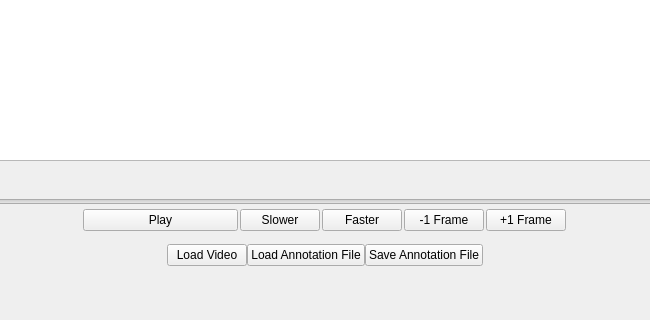
First picture: the form in FishGUI/mainwindow.ui, repository cvisionai/Tator-Native, before the edit; both pictures show x 274 to 924 and y 365 to 685 of the 1012 by 685 pixel window.
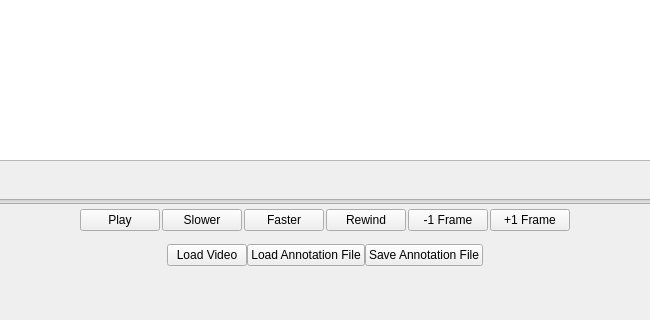
Second picture: the form after the edit. Custom widgets are drawn as their Qt base class.

Patch:
```diff
--- a/FishGUI/mainwindow.ui
+++ b/FishGUI/mainwindow.ui
@@ -1053,7 +1053,7 @@
                 </spacer>
                </item>
                <item>
-                <layout class="QHBoxLayout" name="playControlsLayout" stretch="2,1,1,1,1">
+                <layout class="QHBoxLayout" name="playControlsLayout" stretch="2,1,1,0,1,1">
                  <property name="spacing">
                   <number>2</number>
                  </property>
@@ -1123,6 +1123,13 @@
                    </property>
                   </widget>
                  </item>
+                 <item>
+                  <widget class="QPushButton" name="Rewind">
+                   <property name="text">
+                    <string>Rewind</string>
+                   </property>
+                  </widget>
+                 </item>
                  <item>
                   <widget class="QPushButton" name="minusOneFrame">
                    <property name="focusPolicy">
```
